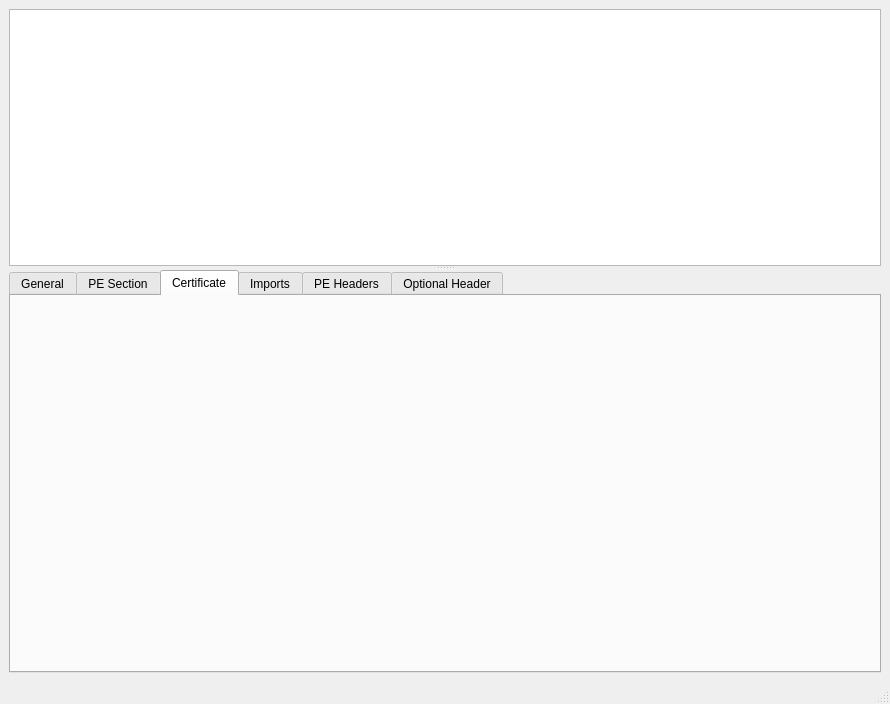
This is mainwindow.ui in grzesiekkedzior/DriverSentinel as Qt 5 draws it before an edit. The edited form follows.
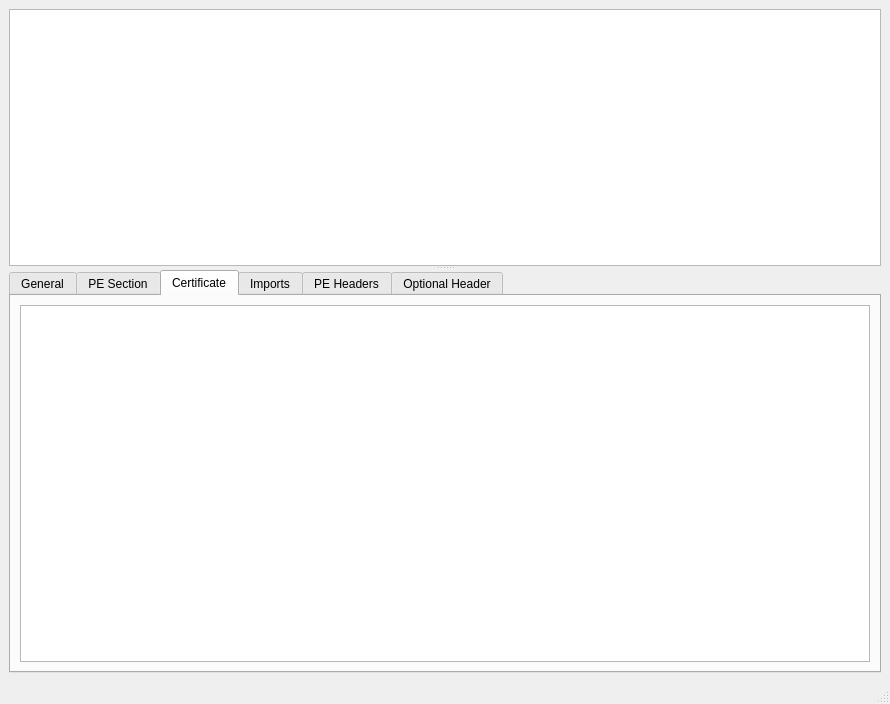
This is the edited form. The open tabs and pages were chosen to show the change.

Commit message: Add the full certificate implementation.

The edit to the form file:
```diff
--- a/mainwindow.ui
+++ b/mainwindow.ui
@@ -266,7 +266,17 @@
         </attribute>
         <layout class="QVBoxLayout" name="verticalLayout_4">
          <item>
-          <layout class="QFormLayout" name="formLayout_3"/>
+          <widget class="QTableView" name="certificateTableView">
+           <property name="showGrid">
+            <bool>false</bool>
+           </property>
+           <attribute name="horizontalHeaderVisible">
+            <bool>true</bool>
+           </attribute>
+           <attribute name="horizontalHeaderStretchLastSection">
+            <bool>true</bool>
+           </attribute>
+          </widget>
          </item>
         </layout>
        </widget>
```
Left out of the diff: 4 changed lines with no effect on the pictures. The commit also changes 9 other files.
